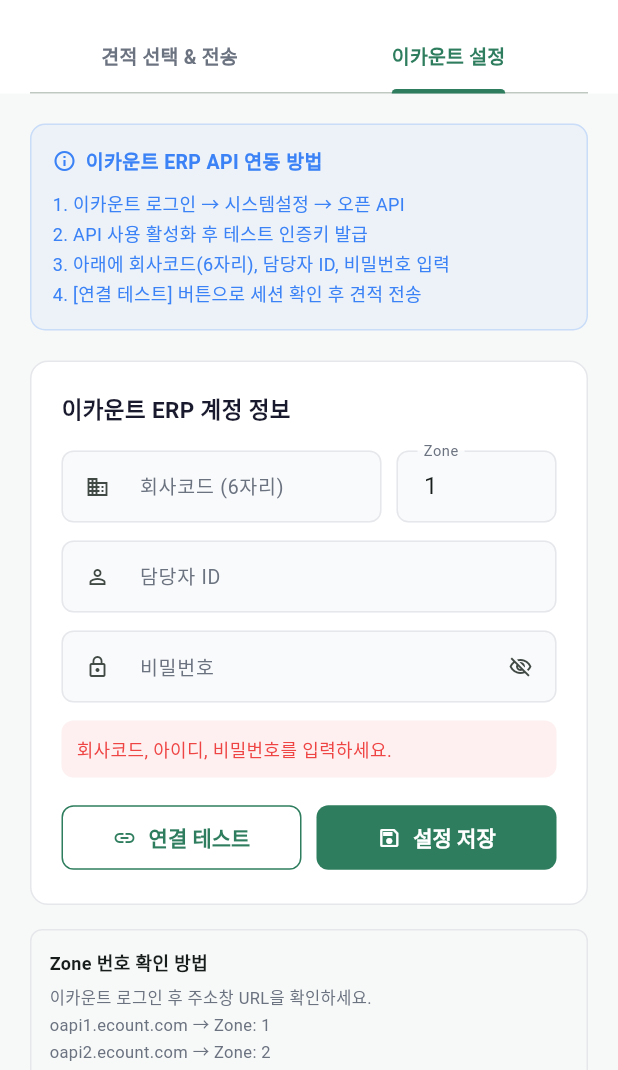
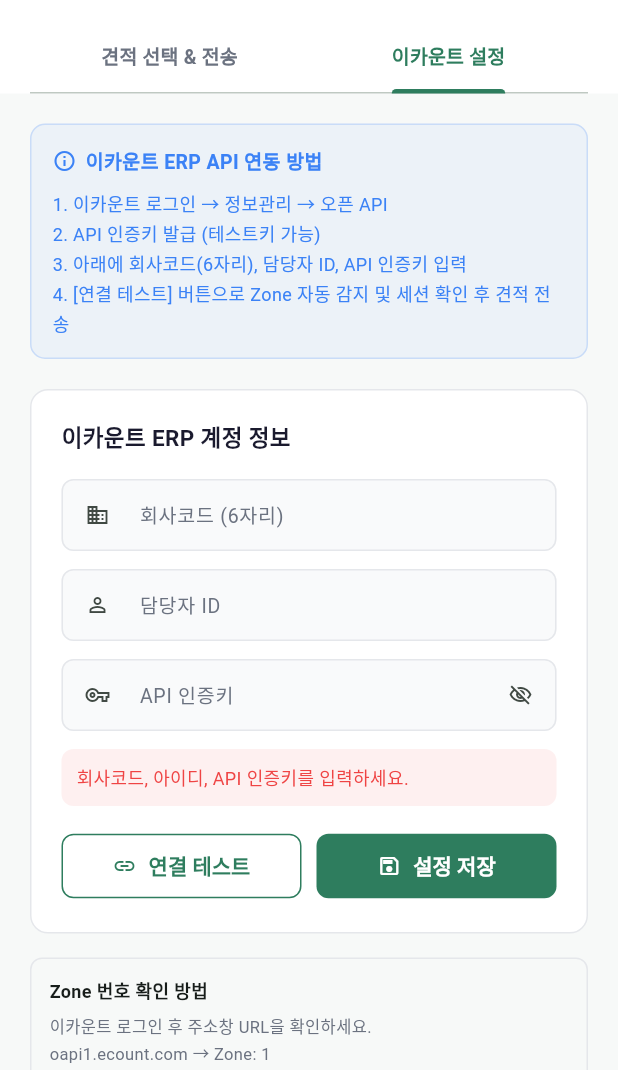
Before and after one commit to seubkun-collab/petsyndrome-app, a Flutter app: the ICountEstimateScreen screen opened by its route, tab 2 chosen, after a tap on "연결 테스트", on a phone screen of 412 x 824 dp, the part 166-1236 px from its top. Run offline on Flutter 3.47's test engine with Material 3 defaults, Android fonts, the phone set to English and light mode, and no system bars; our stand-ins replace go_router, hive, hive_flutter; missing offline and left inert: dart:html; accounts and stored records are empty; network calls fail.

Commit message:
fix: 이카운트 API 로그인 수정 - 비밀번호→API 인증키, Zone 자동 감지
- worker.js: icount/session 엔드포인트 완전 재작성
  - Zone 자동 조회: sboapi.ecount.com/OAPI/V2/Zone API 사용
  - Zone 없을 시 sboapi.ecount.com으로 직접 로그인 시도
  - JSON 파싱 오류 처리 (비JSON 응답 대비)
  - 응답 SESSION_ID 경로 수정: Data.SESSION_ID (Datas 제거)
  - password 또는 apiCertKey 필드 모두 수용
- worker.js: icount/zone 엔드포인트 → 공식 Zone API 사용
- cloudflare_service.dart: icountGetSession/icountSaveConfig
  - password → apiCertKey 파라미터 변경
  - zone 기본값 'auto' 로 변경
- icount_estimate_screen.dart:
  - _passwordCtrl → _apiKeyCtrl 로 변경
  - Zone 수동 입력 필드 제거 (자동 감지)
  - UI 라벨: '비밀번호' → 'API 인증키'
  - 안내문: '정보관리 → 오픈 API → API 인증키 발급' 로 수정
  - 연결 성공 시 Zone 번호 표시

```diff
--- a/lib/screens/admin/icount_estimate_screen.dart
+++ b/lib/screens/admin/icount_estimate_screen.dart
@@ -32,9 +32,8 @@
   // 이카운트 설정
   final _companyCodeCtrl = TextEditingController();
   final _userIdCtrl = TextEditingController();
-  final _passwordCtrl = TextEditingController();
-  final _zoneCtrl = TextEditingController(text: '1');
-  bool _obscurePw = true;
+  final _apiKeyCtrl = TextEditingController();
+  bool _obscureKey = true;
   bool _configLoading = false;
   bool _sendLoading = false;
   String? _sessionId;
@@ -57,8 +56,7 @@
     _noteCtrl.dispose();
     _companyCodeCtrl.dispose();
     _userIdCtrl.dispose();
-    _passwordCtrl.dispose();
-    _zoneCtrl.dispose();
+    _apiKeyCtrl.dispose();
     super.dispose();
   }
 
@@ -68,8 +66,7 @@
       setState(() {
         _companyCodeCtrl.text = cfg['companyCode'] ?? '';
         _userIdCtrl.text = cfg['userId'] ?? '';
-        _zoneCtrl.text = cfg['zone'] ?? '1';
-        // password는 서버에서 마스킹으로 오므로 빈칸 유지
+        // API 인증키는 서버에서 마스킹으로 오므로 빈칸 유지 (사용자가 매번 입력)
       });
     }
   }
@@ -103,15 +100,14 @@
   Future<void> _saveConfig() async {
     final code = _companyCodeCtrl.text.trim();
     final user = _userIdCtrl.text.trim();
-    final pw = _passwordCtrl.text.trim();
-    final zone = _zoneCtrl.text.trim().isEmpty ? '1' : _zoneCtrl.text.trim();
-    if (code.isEmpty || user.isEmpty || pw.isEmpty) {
-      setState(() => _configStatus = '회사코드, 아이디, 비밀번호를 모두 입력하세요.');
+    final key = _apiKeyCtrl.text.trim();
+    if (code.isEmpty || user.isEmpty || key.isEmpty) {
+      setState(() => _configStatus = '회사코드, 아이디, API 인증키를 모두 입력하세요.');
       return;
     }
     setState(() { _configLoading = true; _configStatus = null; });
     final ok = await CloudflareService.icountSaveConfig(
-      companyCode: code, userId: user, password: pw, zone: zone,
+      companyCode: code, userId: user, apiCertKey: key,
     );
     if (mounted) setState(() {
       _configLoading = false;
@@ -122,31 +118,29 @@
   Future<void> _testConnection() async {
     final code = _companyCodeCtrl.text.trim();
     final user = _userIdCtrl.text.trim();
-    final pw = _passwordCtrl.text.trim();
-    final zone = _zoneCtrl.text.trim().isEmpty ? '1' : _zoneCtrl.text.trim();
-    if (code.isEmpty || user.isEmpty || pw.isEmpty) {
-      setState(() => _configStatus = '회사코드, 아이디, 비밀번호를 입력하세요.');
+    final key = _apiKeyCtrl.text.trim();
+    if (code.isEmpty || user.isEmpty || key.isEmpty) {
+      setState(() => _configStatus = '회사코드, 아이디, API 인증키를 입력하세요.');
       return;
     }
-    setState(() { _configLoading = true; _configStatus = '연결 테스트 중...'; _sessionId = null; });
+    setState(() { _configLoading = true; _configStatus = 'Zone 조회 및 연결 테스트 중...'; _sessionId = null; });
     final res = await CloudflareService.icountGetSession(
-      companyCode: code, userId: user, password: pw, zone: zone,
+      companyCode: code, userId: user, apiCertKey: key,
     );
     if (mounted) {
       if (res['ok'] == true) {
-        final data = res['data'] as Map<String, dynamic>?;
-        final session = (data?['Data'] as Map<String, dynamic>?)?['SESSION_ID'] as String?;
+        final sessionId = res['sessionId'] as String?;
+        final zone = res['zone'] as String?;
         setState(() {
-          _sessionId = session;
+          _sessionId = sessionId;
           _configLoading = false;
-          _configStatus = session != null
-            ? '✅ 연결 성공! 세션 발급 완료. 이제 견적 전송이 가능합니다.'
-            : '⚠️ 응답은 받았으나 세션 ID가 없습니다. 계정 정보를 확인하세요.';
+          _configStatus = '✅ 연결 성공! (Zone: $zone) 세션 발급 완료. 이제 견적 전송이 가능합니다.';
         });
       } else {
+        final errMsg = res['error'] as String? ?? (res['raw'] != null ? res['raw'].toString() : '알 수 없는 오류');
         setState(() {
           _configLoading = false;
-          _configStatus = '❌ 연결 실패: ${res['error'] ?? '알 수 없는 오류'}';
+          _configStatus = '❌ 연결 실패: $errMsg';
         });
       }
     }
@@ -175,7 +169,7 @@
 
     final today = DateTime.now();
     final dateStr = '${today.year}${today.month.toString().padLeft(2,'0')}${today.day.toString().padLeft(2,'0')}';
-    final zone = _zoneCtrl.text.trim().isEmpty ? '1' : _zoneCtrl.text.trim();
+    // zone은 세션 로그인 시 자동으로 결정됨 (worker.js에서 처리)
 
     final items = _selectedRecipes.map((r) {
       final ingNames = r.items.map((it) => it.ingredientName).join('+');
@@ -194,7 +188,6 @@
     final res = await CloudflareService.icountSendEstimate(
       sessionId: _sessionId!,
       items: items,
-      zone: zone,
     );
 
     if (mounted) {
@@ -653,10 +646,10 @@
                   ]),
                   SizedBox(height: 8),
                   Text(
-                    '1. 이카운트 로그인 → 시스템설정 → 오픈 API\n'
-                    '2. API 사용 활성화 후 테스트 인증키 발급\n'
-                    '3. 아래에 회사코드(6자리), 담당자 ID, 비밀번호 입력\n'
-                    '4. [연결 테스트] 버튼으로 세션 확인 후 견적 전송',
+                    '1. 이카운트 로그인 → 정보관리 → 오픈 API\n'
+                    '2. API 인증키 발급 (테스트키 가능)\n'
+                    '3. 아래에 회사코드(6자리), 담당자 ID, API 인증키 입력\n'
+                    '4. [연결 테스트] 버튼으로 Zone 자동 감지 및 세션 확인 후 견적 전송',
                     style: TextStyle(fontSize: 12, color: AppTheme.info, height: 1.6),
                   ),
                 ],
@@ -679,7 +672,6 @@
 
                   Row(children: [
                     Expanded(
-                      flex: 2,
                       child: TextField(
                         controller: _companyCodeCtrl,
                         decoration: const InputDecoration(
@@ -688,18 +680,6 @@
                           isDense: true,
                           hintText: '예: 123456',
                         ),
-                      ),
-                    ),
-                    const SizedBox(width: 10),
-                    Expanded(
-                      child: TextField(
-                        controller: _zoneCtrl,
-                        decoration: const InputDecoration(
-                          labelText: 'Zone',
-                          isDense: true,
-                          hintText: '1',
-                        ),
-                        keyboardType: TextInputType.number,
                       ),
                     ),
                   ]),
@@ -714,16 +694,16 @@
                   ),
                   const SizedBox(height: 12),
                   TextField(
-                    controller: _passwordCtrl,
-                    obscureText: _obscurePw,
+                    controller: _apiKeyCtrl,
+                    obscureText: _obscureKey,
                     decoration: InputDecoration(
-                      labelText: '비밀번호',
-                      prefixIcon: const Icon(Icons.lock_outline, size: 16),
+                      labelText: 'API 인증키',
+                      prefixIcon: const Icon(Icons.vpn_key_outlined, size: 16),
                       isDense: true,
-                      hintText: '변경 시에만 입력',
+                      hintText: '이카운트에서 발급한 API 인증키를 입력하세요',
                       suffixIcon: IconButton(
-                        icon: Icon(_obscurePw ? Icons.visibility_off_outlined : Icons.visibility_outlined, size: 16),
-                        onPressed: () => setState(() => _obscurePw = !_obscurePw),
+                        icon: Icon(_obscureKey ? Icons.visibility_off_outlined : Icons.visibility_outlined, size: 16),
+                        onPressed: () => setState(() => _obscureKey = !_obscureKey),
                       ),
                     ),
                   ),
--- a/lib/services/cloudflare_service.dart
+++ b/lib/services/cloudflare_service.dart
@@ -525,14 +525,19 @@
   static Future<Map<String, dynamic>> icountGetSession({
     required String companyCode,
     required String userId,
-    required String password,
-    String zone = '1',
+    required String apiCertKey,
+    String zone = 'auto',
   }) async {
     try {
       final res = await http.post(
         Uri.parse('$baseUrl/api/icount/session'),
         headers: _headers,
-        body: jsonEncode({'companyCode': companyCode, 'userId': userId, 'password': password, 'zone': zone}),
+        body: jsonEncode({
+          'companyCode': companyCode,
+          'userId': userId,
+          'apiCertKey': apiCertKey,
+          'zone': zone,
+        }),
       ).timeout(_timeout);
       return jsonDecode(res.body) as Map<String, dynamic>;
     } catch (e) {
@@ -575,14 +580,19 @@
   static Future<bool> icountSaveConfig({
     required String companyCode,
     required String userId,
-    required String password,
-    String zone = '1',
+    required String apiCertKey,
+    String zone = 'auto',
   }) async {
     try {
       final res = await http.post(
         Uri.parse('$baseUrl/api/icount/config'),
         headers: _headers,
-        body: jsonEncode({'companyCode': companyCode, 'userId': userId, 'password': password, 'zone': zone}),
+        body: jsonEncode({
+          'companyCode': companyCode,
+          'userId': userId,
+          'apiCertKey': apiCertKey,
+          'zone': zone,
+        }),
       ).timeout(_timeout);
       return res.statusCode == 200;
     } catch (e) {
```
Also changed, not shown: 2 other files.
